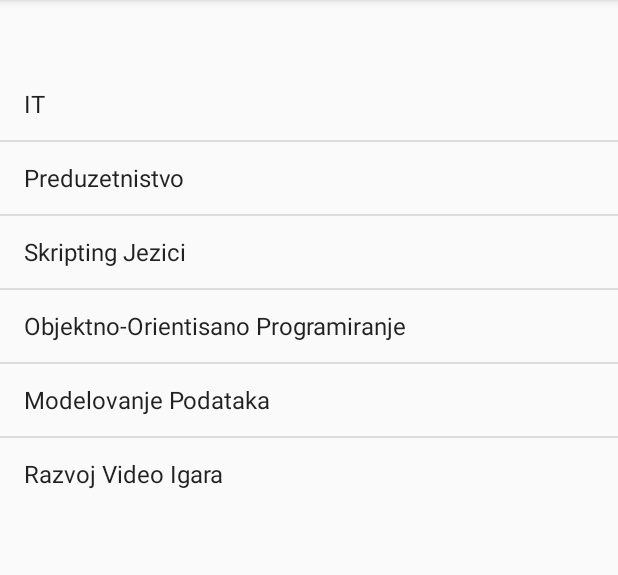
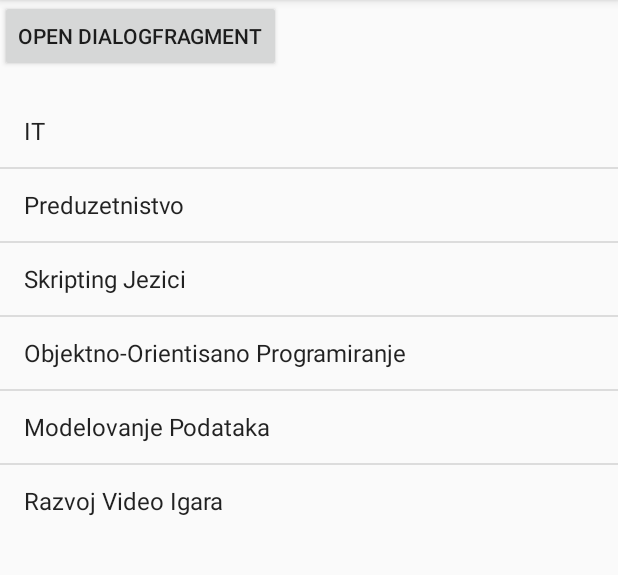
Before and after one commit to Miksiii/FragmentListAndListView, an Android app: the screen it shows after launch (MainActivity), on a phone screen of 412 x 824 dp, the part 84-659 px from its top. Run offline under Robolectric (Android 15) with nearby library versions, the phone set to English and light mode, and no system bars.

```diff
--- a/app/src/main/AndroidManifest.xml
+++ b/app/src/main/AndroidManifest.xml
@@ -15,6 +15,7 @@
                 <category android:name="android.intent.category.LAUNCHER" />
             </intent-filter>
         </activity>
+        <activity android:name=".SecondActivityFragment"></activity>
     </application>
 
 </manifest>
--- a/app/src/main/java/pracc04/metropolitan/fit/rs/pracc04_1/MainActivity.java
+++ b/app/src/main/java/pracc04/metropolitan/fit/rs/pracc04_1/MainActivity.java
@@ -2,15 +2,35 @@ package pracc04.metropolitan.fit.rs.pracc04_1;
 
 import android.support.v7.app.AppCompatActivity;
 import android.os.Bundle;
+import android.view.View;
 import android.widget.ArrayAdapter;
+import android.widget.Button;
 import android.widget.ListView;
+import android.widget.Toast;
 
 public class MainActivity extends AppCompatActivity {
+
+    private Button dialogFragmentButton;
 
     @Override
     protected void onCreate(Bundle savedInstanceState) {
         super.onCreate(savedInstanceState);
         setContentView(R.layout.activity_main);
+        onOpenDialogListener();
+    }
 
+    private void onOpenDialogListener() {
+        dialogFragmentButton = (Button) findViewById(R.id.dialogFragmentButton);
+
+        dialogFragmentButton.setOnClickListener(
+                new View.OnClickListener() {
+                    @Override
+                    public void onClick(View view) {
+                        CustomDialogFragment fraggy = new CustomDialogFragment();
+                        fraggy.show(getFragmentManager(), "dialog");
+                        Toast.makeText(MainActivity.this, "otvoren dialog", Toast.LENGTH_SHORT).show();
+                    }
+                }
+        );
     }
 }
--- a/app/src/main/res/layout/activity_main.xml
+++ b/app/src/main/res/layout/activity_main.xml
@@ -6,13 +6,28 @@
     tools:context="pracc04.metropolitan.fit.rs.pracc04_1.MainActivity">
 
 
-    <fragment
+    <LinearLayout
+        android:orientation="horizontal"
+        android:layout_width="match_parent"
+        android:layout_height="match_parent">
+
+        <fragment
+            android:layout_width="wrap_content"
+            android:layout_height="wrap_content"
+            android:name="pracc04.metropolitan.fit.rs.pracc04_1.MainActivityFragment"
+            android:id="@+id/fragment"
+            android:layout_marginTop="63dp"
+            tools:layout="@android:layout/simple_list_item_1"
+            android:layout_alignParentTop="true"
+            android:layout_alignParentEnd="true" />
+
+    </LinearLayout>
+
+    <Button
         android:layout_width="wrap_content"
         android:layout_height="wrap_content"
-        android:name="pracc04.metropolitan.fit.rs.pracc04_1.MainActivityFragment"
-        android:id="@+id/fragment"
-        android:layout_alignParentTop="true"
-        android:layout_centerHorizontal="true"
-        android:layout_marginTop="45dp"
-        tools:layout="@android:layout/simple_list_item_1" />
+        android:text="open dialogfragment"
+        android:id="@+id/dialogFragmentButton"
+        android:layout_gravity="bottom" />
+
 </RelativeLayout>
```
Also changed, not shown: app/src/main/java/pracc04/metropolitan/fit/rs/pracc04_1/CustomDialogFragment.java (added, +37 -0 lines).
